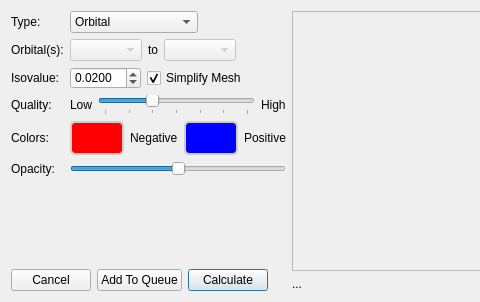
This is src/Configurator/OrbitalsConfigurator.ui in nutjunkie/IQmol as Qt 5 draws it before an edit; both pictures show x 0 to 480 and y 0 to 302 of the 724 by 302 pixel window. The edited form follows.
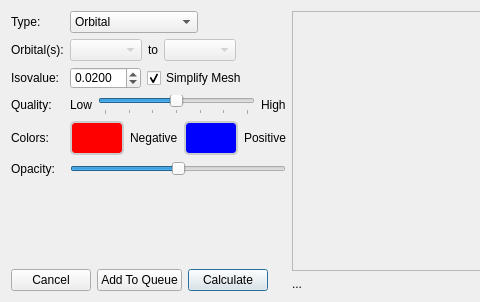
This is the edited form.

The edit to the form file:
```diff
--- a/src/Configurator/OrbitalsConfigurator.ui
+++ b/src/Configurator/OrbitalsConfigurator.ui
@@ -280,7 +280,7 @@
           <number>1</number>
          </property>
          <property name="value">
-          <number>3</number>
+          <number>4</number>
          </property>
          <property name="orientation">
           <enum>Qt::Horizontal</enum>
```
